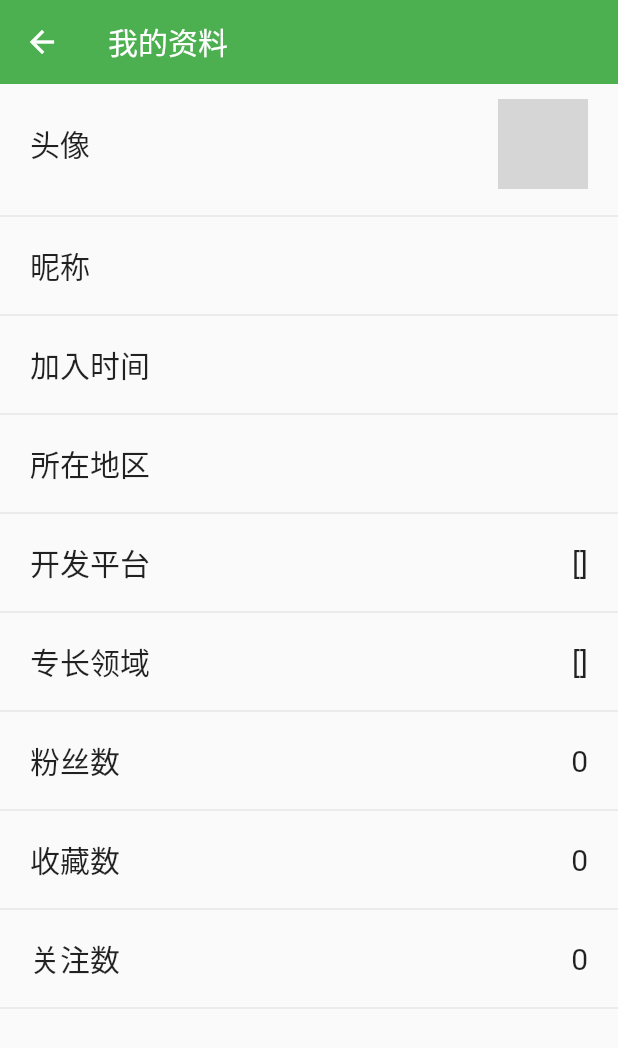
After one commit to kylesaid/Flutter_FlyCodeland-OSChina-API, a Flutter app: the ProfileDetailPage screen opened directly, on a phone screen of 412 x 824 dp. The commit adds this screen. Shown: the top 1048 px of the screen. Run offline on Flutter 3.47's test engine with Material 2 defaults, Android fonts, the phone set to English and light mode, and no system bars; our stand-ins replace event_bus, shared_preferences; missing offline and left inert: flutter_webview_plugin; accounts and stored records are empty; network calls fail; grey boxes are pictures that could not be loaded.

Commit message:
消息列表，个人资料页面；

```diff
--- a/lib/Const/Constant.dart
+++ b/lib/Const/Constant.dart
@@ -18,4 +18,10 @@ abstract class AppUrls {
   static const String OAUTH2_AUTHORIZE = HOST + '/action/oauth2/authorize';
   //获取token
   static const String OAUTH2_TOKEN = HOST + '/action/openapi/token';
+  //获取用户信息
+  static const String OPENAPI_USER = HOST + '/action/openapi/user';
+
+  static const String MY_INFORMATION = HOST + '/action/openapi/my_information';
+  static const String MESSAGE_LIST = HOST + '/action/openapi/message_list';
+
 }
--- /dev/null
+++ b/lib/Models/user.dart
@@ -0,0 +1,18 @@
+class User {
+  String gender;
+  String name;
+  String location;
+  int id;
+  String avator;
+  String email;
+  String url;
+
+  User(
+      {required this.gender,
+        required this.name,
+        required this.location,
+        required this.id,
+        required this.avator,
+        required this.email,
+        required this.url});
+}
--- /dev/null
+++ b/lib/Models/userInfo.dart
@@ -0,0 +1,33 @@
+// 用户详细信息
+class UserInfo {
+  int uid;
+  String name;
+  int gender;
+  String province;
+  String city;
+  List<dynamic> platforms;
+  List<dynamic> expertise;
+  String joinTime;
+  String lastLoginTime;
+  String portrait;
+  int fansCount;
+  int favoriteCount;
+  int followersCount;
+  Map<String, dynamic> notice;
+
+  UserInfo(
+      {required this.uid,
+        required this.name,
+        required this.gender,
+        required this.province,
+        required this.city,
+        required this.platforms,
+        required this.expertise,
+        required this.joinTime,
+        required this.lastLoginTime,
+        required this.portrait,
+        required this.fansCount,
+        required this.favoriteCount,
+        required this.followersCount,
+        required this.notice});
+}
--- /dev/null
+++ b/lib/Pages/profile_detail_page.dart
@@ -0,0 +1,326 @@
+import 'dart:convert';
+import 'dart:io';
+
+import 'package:flutter/cupertino.dart';
+import 'package:flutter/material.dart';
+import 'package:flycodeland/Const/Constant.dart' show AppUrls,AppColor,AppUrls;
+import 'package:flycodeland/Models/userInfo.dart';
+import 'package:flycodeland/Util/DataUtil.dart';
+import 'package:flycodeland/Util/Network.dart';
+
+class ProfileDetailPage extends StatefulWidget {
+  const ProfileDetailPage({Key? key}) : super(key: key);
+
+  @override
+  _ProfileDetailPageState createState() => _ProfileDetailPageState();
+}
+
+class _ProfileDetailPageState extends State<ProfileDetailPage> {
+  late UserInfo _userInfo;
+  late File _portrait;
+
+  _getDetailInfo() {
+    DataUtil.getAccessToken().then((accessToken) {
+      print('accessToken: $accessToken');
+      //拼装请求
+      Map<String, dynamic> params = Map<String, dynamic>();
+      params['dataType'] = 'json';
+      params['access_token'] = accessToken;
+      NetUtil.get(AppUrls.MY_INFORMATION, params).then((data) {
+        // {"gender":1,"joinTime":"2014-09-03 10:01:47","city":"长沙","fansCount":0,"portrait":"https://www.oschina.net/img/portrait.gif","expertise":["手机软件开发","软件开发管理"],"platforms":["Android","C/C++"],"uid":2006874,"lastLoginTime":"2019-04-09 22:33:03","province":"湖南","name":"Damon2019","followersCount":0,"favoriteCount":0,"notice":{"referCount":0,"replyCount":0,"msgCount":0,"fansCount":0}}
+        print('MY_INFORMATION: $data');
+        if (data != null && data.isNotEmpty) {
+          Map<String, dynamic> map = json.decode(data);
+          UserInfo userInfo = UserInfo(uid: map['uid'],
+              name: map['name'],
+              gender: map['gender'],
+              province: map['province'],
+              city: map['city'],
+              platforms: map['platforms'],
+              expertise: map['expertise'],
+              joinTime: map['joinTime'],
+              lastLoginTime: map['lastLoginTime'],
+              portrait: map['portrait'],
+              fansCount: map['fansCount'],
+              favoriteCount: map['favoriteCount'],
+              followersCount: map['followersCount'],
+              notice: map['notice']);
+
+          setState(() {
+            _userInfo = userInfo;
+          });
+        }
+      });
+    });
+  }
+
+  @override
+  void initState() {
+    super.initState();
+    _getDetailInfo();
+  }
+
+  @override
+  Widget build(BuildContext context) {
+    return Scaffold(
+      appBar: AppBar(
+        elevation: 0.0,
+        title: Text(
+          '我的资料',
+          style: TextStyle(
+            color: AppColor.APPBAR_COLOR,
+          ),
+        ),
+        iconTheme: IconThemeData(color: AppColor.APPBAR_COLOR),
+      ),
+      body: buildSingleChildScrollView(),
+    );
+  }
+
+  Widget buildSingleChildScrollView() {
+    return SingleChildScrollView(
+      child: _userInfo == null
+          ? Center(
+        child: CupertinoActivityIndicator(),
+      )
+          : Column(
+        children: <Widget>[
+          InkWell(
+            onTap: () {
+              //TODO
+            },
+            child: Container(
+              margin: const EdgeInsets.only(left: 20.0),
+              padding: const EdgeInsets.only(
+                  top: 10.0, bottom: 10.0, right: 20.0),
+              child: Row(
+                crossAxisAlignment: CrossAxisAlignment.center,
+                mainAxisAlignment: MainAxisAlignment.spaceBetween,
+                children: <Widget>[
+                  Text(
+                    '头像',
+                    style: TextStyle(fontSize: 20.0),
+                  ),
+                  Container(
+                    width: 60.0,
+                    height: 60.0,
+                    decoration: BoxDecoration(
+                      shape: BoxShape.circle,
+                      border: Border.all(
+                        color: Colors.white,
+                        width: 2.0,
+                      ),
+                      image: DecorationImage(
+                        image: NetworkImage(_userInfo.portrait),
+                        fit: BoxFit.cover,
+                      ),
+                    ),
+                  )
+                ],
+              ),
+            ),
+          ),
+          Divider(),
+          InkWell(
+            onTap: () {
+              //TODO
+            },
+            child: Container(
+              margin: const EdgeInsets.only(left: 20.0),
+              padding: const EdgeInsets.only(
+                  top: 10.0, bottom: 10.0, right: 20.0),
+              child: Row(
+                crossAxisAlignment: CrossAxisAlignment.center,
+                mainAxisAlignment: MainAxisAlignment.spaceBetween,
+                children: <Widget>[
+                  Text(
+                    '昵称',
+                    style: TextStyle(fontSize: 20.0),
+                  ),
+                  Text(
+                    _userInfo.name,
+                    style: TextStyle(fontSize: 20.0),
+                  ),
+                ],
+              ),
+            ),
+          ),
+          Divider(),
+          Container(
+            margin: const EdgeInsets.only(left: 20.0),
+            padding: const EdgeInsets.only(
+                top: 10.0, bottom: 10.0, right: 20.0),
+            child: Row(
+              crossAxisAlignment: CrossAxisAlignment.center,
+              mainAxisAlignment: MainAxisAlignment.spaceBetween,
+              children: <Widget>[
+                Text(
+                  '加入时间',
+                  style: TextStyle(fontSize: 20.0),
+                ),
+                Text(
+                  _userInfo.joinTime,
+                  // _joinTime.split(' ')[0],
+                  style: TextStyle(fontSize: 20.0),
+                ),
+              ],
+            ),
+          ),
+          Divider(),
+          InkWell(
+            onTap: () {
+              //TODO
+            },
+            child: Container(
+              margin: const EdgeInsets.only(left: 20.0),
+              padding: const EdgeInsets.only(
+                  top: 10.0, bottom: 10.0, right: 20.0),
+              child: Row(
+                crossAxisAlignment: CrossAxisAlignment.center,
+                mainAxisAlignment: MainAxisAlignment.spaceBetween,
+                children: <Widget>[
+                  Text(
+                    '所在地区',
+                    style: TextStyle(fontSize: 20.0),
+                  ),
+                  Text(
+                    _userInfo.city,
+                    style: TextStyle(fontSize: 20.0),
+                  ),
+                ],
+              ),
+            ),
+          ),
+          Divider(),
+          InkWell(
+            onTap: () {
+              //TODO
+            },
+            child: Container(
+              margin: const EdgeInsets.only(left: 20.0),
+              padding: const EdgeInsets.only(
+                  top: 10.0, bottom: 10.0, right: 20.0),
+              child: Row(
+                crossAxisAlignment: CrossAxisAlignment.center,
+                mainAxisAlignment: MainAxisAlignment.spaceBetween,
+                children: <Widget>[
+                  Padding(
+                    padding: const EdgeInsets.only(right: 20.0),
+                    child: Text(
+                      '开发平台',
+                      style: TextStyle(fontSize: 20.0),
+                    ),
+                  ),
+                  Expanded(
+                    child: Text(
+                      // 'Android,C/C++,J2ME/K-Java,Python,.NET/C#',
+                      _userInfo.platforms.toString(),
+                      style: TextStyle(fontSize: 20.0),
+                      textAlign: TextAlign.right,
+                    ),
+                  ),
+                ],
+              ),
+            ),
+          ),
+          Divider(),
+          InkWell(
+            onTap: () {
+              //TODO
+            },
+            child: Container(
+              margin: const EdgeInsets.only(left: 20.0),
+              padding: const EdgeInsets.only(
+                  top: 10.0, bottom: 10.0, right: 20.0),
+              child: Row(
+                crossAxisAlignment: CrossAxisAlignment.center,
+                mainAxisAlignment: MainAxisAlignment.spaceBetween,
+                children: <Widget>[
+                  Padding(
+                    padding: const EdgeInsets.only(right: 20.0),
+                    child: Text(
+                      '专长领域',
+                      style: TextStyle(fontSize: 20.0),
+                    ),
+                  ),
+                  Expanded(
+                    child: Text(
+                      // '手机软件开发，服务器开发，软件开发管理',
+                      _userInfo.expertise.toString(),
+                      style: TextStyle(fontSize: 20.0),
+                      textAlign: TextAlign.right,
+                    ),
+                  ),
+                ],
+              ),
+            ),
+          ),
+          Divider(),
+          Container(
+            margin: const EdgeInsets.only(left: 20.0),
+            padding: const EdgeInsets.only(
+                top: 10.0, bottom: 10.0, right: 20.0),
+            child: Row(
+              crossAxisAlignment: CrossAxisAlignment.center,
+              mainAxisAlignment: MainAxisAlignment.spaceBetween,
+              children: <Widget>[
+                Text(
+                  '粉丝数',
+                  style: TextStyle(fontSize: 20.0),
+                ),
+                Text(
+                  _userInfo.fansCount.toString(),
+                  style: TextStyle(fontSize: 20.0),
+                  overflow: TextOverflow.ellipsis,
+                ),
+              ],
+            ),
+          ),
+          Divider(),
+          Container(
+            margin: const EdgeInsets.only(left: 20.0),
+            padding: const EdgeInsets.only(
+                top: 10.0, bottom: 10.0, right: 20.0),
+            child: Row(
+              crossAxisAlignment: CrossAxisAlignment.center,
+              mainAxisAlignment: MainAxisAlignment.spaceBetween,
+              children: <Widget>[
+                Text(
+                  '收藏数',
+                  style: TextStyle(fontSize: 20.0),
+                ),
+                Text(
+                  _userInfo.favoriteCount.toString(),
+                  style: TextStyle(fontSize: 20.0),
+                  overflow: TextOverflow.ellipsis,
+                ),
+              ],
+            ),
+          ),
+          Divider(),
+          Container(
+            margin: const EdgeInsets.only(left: 20.0),
+            padding: const EdgeInsets.only(
+                top: 10.0, bottom: 10.0, right: 20.0),
+            child: Row(
+              crossAxisAlignment: CrossAxisAlignment.center,
+              mainAxisAlignment: MainAxisAlignment.spaceBetween,
+              children: <Widget>[
+                Text(
+                  '关注数',
+                  style: TextStyle(fontSize: 20.0),
+                ),
+                Text(
+                  _userInfo.followersCount.toString(),
+                  style: TextStyle(fontSize: 20.0),
+                  overflow: TextOverflow.ellipsis,
+                ),
+              ],
+            ),
+          ),
+          Divider(),
+        ],
+      ),
+    );
+  }
+}
```
Also changed, not shown: lib/Pages/ProfilePage.dart (+83 -14 lines), lib/Pages/my_message_page.dart (added, +138 -0 lines), lib/Util/DataUtil.dart (+62 -0 lines), 1 other file.
